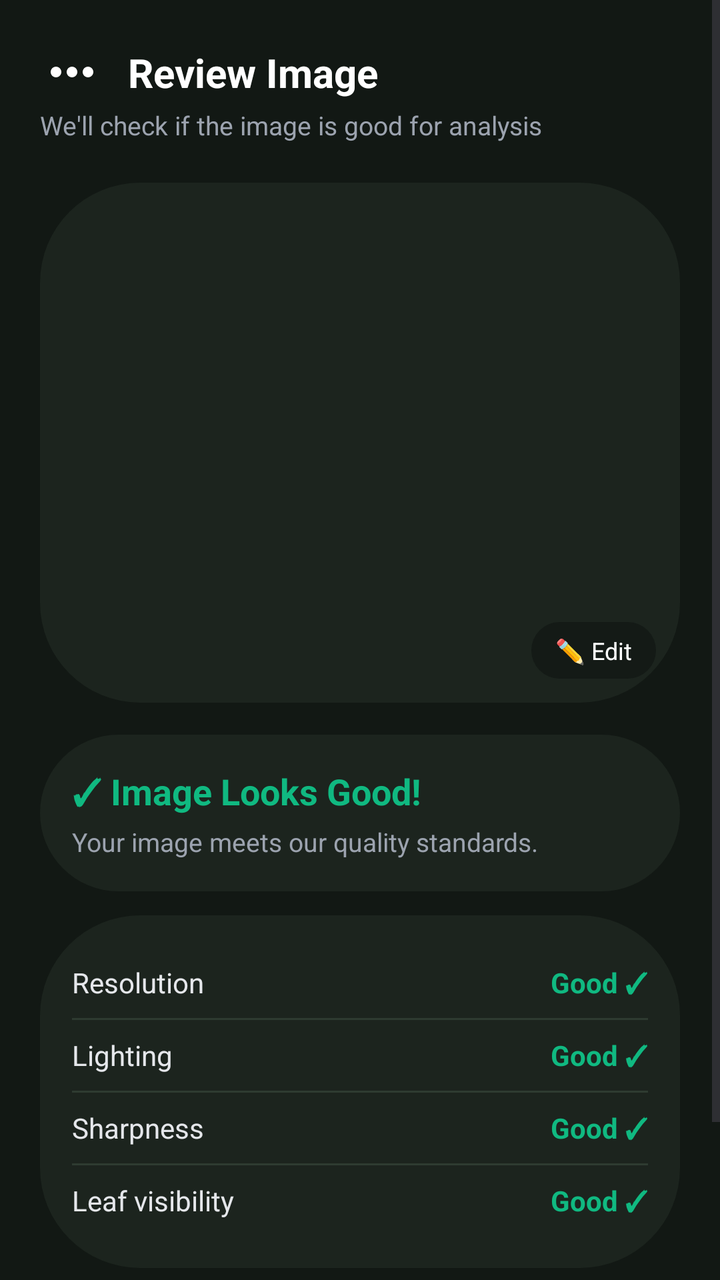
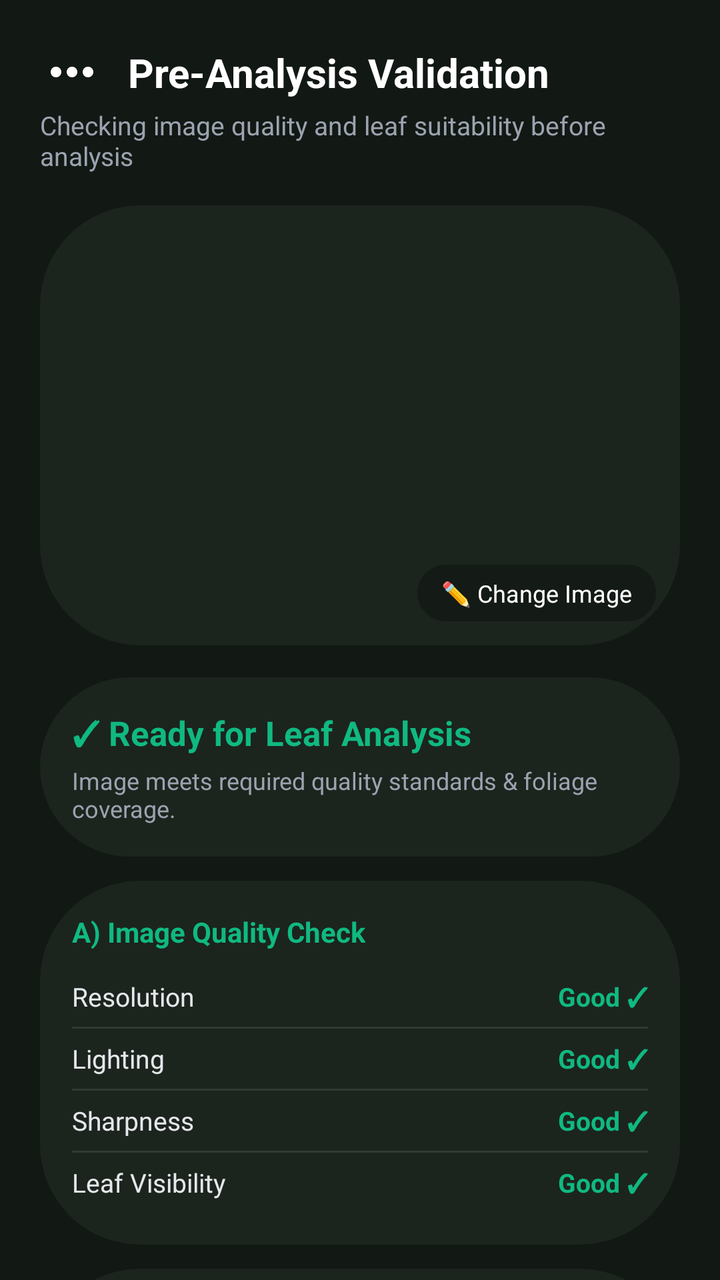

The first picture is an Android layout as it rendered before a commit; the second is the same layout after the commit. The layout source and the unified diff follow.
<!-- AndroidManifest.xml: application theme Theme.SmartAgriculture -->
<!-- res/layout/fragment_scan_quality.xml -->
<?xml version="1.0" encoding="utf-8"?>
<ScrollView xmlns:android="http://schemas.android.com/apk/res/android"
    xmlns:app="http://schemas.android.com/apk/res-auto"
    android:layout_width="match_parent"
    android:layout_height="match_parent"
    android:background="#121814"
    android:fillViewport="true">

    <androidx.constraintlayout.widget.ConstraintLayout
        android:layout_width="match_parent"
        android:layout_height="wrap_content"
        android:padding="20dp">

        
        <ImageView
            android:id="@+id/btnBack"
            android:layout_width="32dp"
            android:layout_height="32dp"
            android:src="@drawable/ic_more"
            app:layout_constraintStart_toStartOf="parent"
            app:layout_constraintTop_toTopOf="parent"
            app:tint="#FFFFFF" />

        <TextView
            android:id="@+id/tvTitle"
            android:layout_width="wrap_content"
            android:layout_height="wrap_content"
            android:layout_marginStart="12dp"
            android:text="Review Image"
            android:textColor="#FFFFFF"
            android:textSize="20sp"
            android:textStyle="bold"
            app:layout_constraintBottom_toBottomOf="@id/btnBack"
            app:layout_constraintStart_toEndOf="@id/btnBack"
            app:layout_constraintTop_toTopOf="@id/btnBack" />

        <TextView
            android:id="@+id/tvSubtitle"
            android:layout_width="wrap_content"
            android:layout_height="wrap_content"
            android:layout_marginTop="4dp"
            android:text="We'll check if the image is good for analysis"
            android:textColor="#9CA3AF"
            android:textSize="13sp"
            app:layout_constraintStart_toStartOf="parent"
            app:layout_constraintTop_toBottomOf="@id/tvTitle" />

        
        <FrameLayout
            android:id="@+id/imageCard"
            android:layout_width="0dp"
            android:layout_height="260dp"
            android:layout_marginTop="20dp"
            android:background="@drawable/rounded_button"
            android:backgroundTint="#1C241E"
            app:layout_constraintEnd_toEndOf="parent"
            app:layout_constraintStart_toStartOf="parent"
            app:layout_constraintTop_toBottomOf="@id/tvSubtitle">

            <ImageView
                android:id="@+id/ivCapturedLeaf"
                android:layout_width="match_parent"
                android:layout_height="match_parent"
                android:clipToOutline="true"
                android:scaleType="centerCrop" />

            
            <TextView
                android:id="@+id/btnEditImage"
                android:layout_width="wrap_content"
                android:layout_height="wrap_content"
                android:layout_gravity="bottom|end"
                android:layout_margin="12dp"
                android:background="@drawable/rounded_button"
                android:backgroundTint="#CC121814"
                android:paddingHorizontal="12dp"
                android:paddingVertical="6dp"
                android:text="✏️ Edit"
                android:textColor="#FFFFFF"
                android:textSize="12sp" />
        </FrameLayout>

        
        <LinearLayout
            android:id="@+id/cardHeaderStatus"
            android:layout_width="0dp"
            android:layout_height="wrap_content"
            android:layout_marginTop="16dp"
            android:background="@drawable/rounded_button"
            android:backgroundTint="#1C241E"
            android:orientation="vertical"
            android:padding="16dp"
            app:layout_constraintEnd_toEndOf="parent"
            app:layout_constraintStart_toStartOf="parent"
            app:layout_constraintTop_toBottomOf="@id/imageCard">

            <TextView
                android:id="@+id/tvStatusHeader"
                android:layout_width="wrap_content"
                android:layout_height="wrap_content"
                android:text="✓ Image Looks Good!"
                android:textColor="#10B981"
                android:textSize="18sp"
                android:textStyle="bold" />

            <TextView
                android:id="@+id/tvStatusSub"
                android:layout_width="wrap_content"
                android:layout_height="wrap_content"
                android:layout_marginTop="4dp"
                android:text="Your image meets our quality standards."
                android:textColor="#9CA3AF"
                android:textSize="13sp" />
        </LinearLayout>

        
        <LinearLayout
            android:id="@+id/cardQualityChecks"
            android:layout_width="0dp"
            android:layout_height="wrap_content"
            android:layout_marginTop="12dp"
            android:background="@drawable/rounded_button"
            android:backgroundTint="#1C241E"
            android:orientation="vertical"
            android:padding="16dp"
            app:layout_constraintEnd_toEndOf="parent"
            app:layout_constraintStart_toStartOf="parent"
            app:layout_constraintTop_toBottomOf="@id/cardHeaderStatus">

            
            <LinearLayout
                android:layout_width="match_parent"
                android:layout_height="wrap_content"
                android:gravity="center_vertical"
                android:orientation="horizontal"
                android:paddingVertical="8dp">

                <TextView
                    android:layout_width="0dp"
                    android:layout_height="wrap_content"
                    android:layout_weight="1"
                    android:text="Resolution"
                    android:textColor="#E5E7EB"
                    android:textSize="14sp" />

                <TextView
                    android:id="@+id/tvResolutionStatus"
                    android:layout_width="wrap_content"
                    android:layout_height="wrap_content"
                    android:text="Good ✓"
                    android:textColor="#10B981"
                    android:textSize="14sp"
                    android:textStyle="bold" />
            </LinearLayout>

            <View
                android:layout_width="match_parent"
                android:layout_height="1dp"
                android:background="#2E3B31" />

            
            <LinearLayout
                android:layout_width="match_parent"
                android:layout_height="wrap_content"
                android:gravity="center_vertical"
                android:orientation="horizontal"
                android:paddingVertical="8dp">

                <TextView
                    android:layout_width="0dp"
                    android:layout_height="wrap_content"
                    android:layout_weight="1"
                    android:text="Lighting"
                    android:textColor="#E5E7EB"
                    android:textSize="14sp" />

                <TextView
                    android:id="@+id/tvLightingStatus"
                    android:layout_width="wrap_content"
                    android:layout_height="wrap_content"
                    android:text="Good ✓"
                    android:textColor="#10B981"
                    android:textSize="14sp"
                    android:textStyle="bold" />
            </LinearLayout>

            <View
                android:layout_width="match_parent"
                android:layout_height="1dp"
                android:background="#2E3B31" />

            
            <LinearLayout
                android:layout_width="match_parent"
                android:layout_height="wrap_content"
                android:gravity="center_vertical"
                android:orientation="horizontal"
                android:paddingVertical="8dp">

                <TextView
                    android:layout_width="0dp"
                    android:layout_height="wrap_content"
                    android:layout_weight="1"
                    android:text="Sharpness"
                    android:textColor="#E5E7EB"
                    android:textSize="14sp" />

                <TextView
                    android:id="@+id/tvSharpnessStatus"
                    android:layout_width="wrap_content"
                    android:layout_height="wrap_content"
                    android:text="Good ✓"
                    android:textColor="#10B981"
                    android:textSize="14sp"
                    android:textStyle="bold" />
            </LinearLayout>

            <View
                android:layout_width="match_parent"
                android:layout_height="1dp"
                android:background="#2E3B31" />

            
            <LinearLayout
                android:layout_width="match_parent"
                android:layout_height="wrap_content"
                android:gravity="center_vertical"
                android:orientation="horizontal"
                android:paddingVertical="8dp">

                <TextView
                    android:layout_width="0dp"
                    android:layout_height="wrap_content"
                    android:layout_weight="1"
                    android:text="Leaf visibility"
                    android:textColor="#E5E7EB"
                    android:textSize="14sp" />

                <TextView
                    android:id="@+id/tvLeafVisibilityStatus"
                    android:layout_width="wrap_content"
                    android:layout_height="wrap_content"
                    android:text="Good ✓"
                    android:textColor="#10B981"
                    android:textSize="14sp"
                    android:textStyle="bold" />
            </LinearLayout>
        </LinearLayout>

        
        <Button
            android:id="@+id/btnAnalyzeLeaf"
            android:layout_width="0dp"
            android:layout_height="56dp"
            android:layout_marginTop="20dp"
            android:backgroundTint="#10B981"
            android:text="Analyze Leaf ➔"
            android:textColor="#FFFFFF"
            android:textSize="16sp"
            android:textStyle="bold"
            app:cornerRadius="12dp"
            app:layout_constraintEnd_toEndOf="parent"
            app:layout_constraintStart_toStartOf="parent"
            app:layout_constraintTop_toBottomOf="@id/cardQualityChecks" />

    </androidx.constraintlayout.widget.ConstraintLayout>
</ScrollView>
<!-- resources referenced by this layout -->
<resources>
  <!-- drawable ic_more (drawable) -->
  <vector xmlns:android="http://schemas.android.com/apk/res/android"
      android:width="24dp"
      android:height="24dp"
      android:viewportWidth="24.0"
      android:viewportHeight="24.0">
      <path
          android:fillColor="#FF000000"
          android:pathData="M6,10c-1.1,0 -2,0.9 -2,2s0.9,2 2,2 2,-0.9 2,-2 -0.9,-2 -2,-2zm12,0c-1.1,0 -2,0.9 -2,2s0.9,2 2,2 2,-0.9 2,-2 -0.9,-2 -2,-2zm-6,0c-1.1,0 -2,0.9 -2,2s0.9,2 2,2 2,-0.9 2,-2 -0.9,-2 -2,-2z"/>
  </vector>
  <!-- drawable rounded_button (drawable) -->
  <?xml version="1.0" encoding="utf-8"?>
  <shape xmlns:android="http://schemas.android.com/apk/res/android"
      android:shape="rectangle">
      <solid android:color="#FFFFFF"/>
      <corners android:radius="50dp"/>
  </shape>
  <style name="Theme.SmartAgriculture" parent="Base.Theme.SmartAgriculture" />
  <style name="Base.Theme.SmartAgriculture" parent="Theme.Material3.DayNight.NoActionBar">
          
          <item name="colorPrimary">@color/colorPrimary</item>
          <item name="colorPrimaryVariant">@color/colorPrimaryVariant</item>
          <item name="colorOnPrimary">@color/colorOnPrimary</item>
          
          
          <item name="colorSecondary">@color/colorSecondary</item>
          <item name="colorSecondaryVariant">@color/colorSecondaryVariant</item>
          <item name="colorOnSecondary">@color/colorOnSecondary</item>
          
          
          <item name="android:colorBackground">@color/colorBackground</item>
          <item name="colorSurface">@color/colorSurface</item>
          
          
          <item name="fontFamily">sans-serif</item>
      </style>
  <color name="colorPrimary">#2E7D32</color>
  <color name="colorPrimaryVariant">#1B5E20</color>
  <color name="colorOnPrimary">#FFFFFF</color>
  <color name="colorSecondary">#81C784</color>
  <color name="colorSecondaryVariant">#66BB6A</color>
  <color name="colorOnSecondary">#000000</color>
  <color name="colorBackground">#F5F5F5</color>
  <color name="colorSurface">#FFFFFF</color>
</resources>

<!-- the commit's change to res/layout/fragment_scan_quality.xml (unified diff, before → after) -->
@@ -1,5 +1,5 @@
 <?xml version="1.0" encoding="utf-8"?>
-<ScrollView xmlns:android="http://schemas.android.com/apk/res/android"
+<androidx.core.widget.NestedScrollView xmlns:android="http://schemas.android.com/apk/res/android"
     xmlns:app="http://schemas.android.com/apk/res-auto"
     android:layout_width="match_parent"
     android:layout_height="match_parent"
@@ -26,7 +26,7 @@
             android:layout_width="wrap_content"
             android:layout_height="wrap_content"
             android:layout_marginStart="12dp"
-            android:text="Review Image"
+            android:text="Pre-Analysis Validation"
             android:textColor="#FFFFFF"
             android:textSize="20sp"
             android:textStyle="bold"
@@ -39,7 +39,7 @@
             android:layout_width="wrap_content"
             android:layout_height="wrap_content"
             android:layout_marginTop="4dp"
-            android:text="We'll check if the image is good for analysis"
+            android:text="Checking image quality and leaf suitability before analysis"
             android:textColor="#9CA3AF"
             android:textSize="13sp"
             app:layout_constraintStart_toStartOf="parent"
@@ -49,8 +49,8 @@
         <FrameLayout
             android:id="@+id/imageCard"
             android:layout_width="0dp"
-            android:layout_height="260dp"
-            android:layout_marginTop="20dp"
+            android:layout_height="220dp"
+            android:layout_marginTop="16dp"
             android:background="@drawable/rounded_button"
             android:backgroundTint="#1C241E"
             app:layout_constraintEnd_toEndOf="parent"
@@ -75,7 +75,7 @@
                 android:backgroundTint="#CC121814"
                 android:paddingHorizontal="12dp"
                 android:paddingVertical="6dp"
-                android:text="✏️ Edit"
+                android:text="✏️ Change Image"
                 android:textColor="#FFFFFF"
                 android:textSize="12sp" />
         </FrameLayout>
@@ -98,9 +98,9 @@
                 android:id="@+id/tvStatusHeader"
                 android:layout_width="wrap_content"
                 android:layout_height="wrap_content"
-                android:text="✓ Image Looks Good!"
+                android:text="✓ Ready for Leaf Analysis"
                 android:textColor="#10B981"
-                android:textSize="18sp"
+                android:textSize="17sp"
                 android:textStyle="bold" />
 
             <TextView
@@ -108,9 +108,9 @@
                 android:layout_width="wrap_content"
                 android:layout_height="wrap_content"
                 android:layout_marginTop="4dp"
-                android:text="Your image meets our quality standards."
+                android:text="Image meets required quality standards &amp; foliage coverage."
                 android:textColor="#9CA3AF"
-                android:textSize="13sp" />
+                android:textSize="12sp" />
         </LinearLayout>
 
         
@@ -127,13 +127,22 @@
             app:layout_constraintStart_toStartOf="parent"
             app:layout_constraintTop_toBottomOf="@id/cardHeaderStatus">
 
-            
-            <LinearLayout
-                android:layout_width="match_parent"
-                android:layout_height="wrap_content"
-                android:gravity="center_vertical"
-                android:orientation="horizontal"
-                android:paddingVertical="8dp">
+            <TextView
+                android:layout_width="wrap_content"
+                android:layout_height="wrap_content"
+                android:text="A) Image Quality Check"
+                android:textColor="#10B981"
+                android:textSize="14sp"
+                android:textStyle="bold"
+                android:layout_marginBottom="8dp" />
+
+            
+            <LinearLayout
+                android:layout_width="match_parent"
+                android:layout_height="wrap_content"
+                android:gravity="center_vertical"
+                android:orientation="horizontal"
+                android:paddingVertical="6dp">
 
                 <TextView
                     android:layout_width="0dp"
@@ -141,7 +150,7 @@
                     android:layout_weight="1"
                     android:text="Resolution"
                     android:textColor="#E5E7EB"
-                    android:textSize="14sp" />
+                    android:textSize="13sp" />
 
                 <TextView
                     android:id="@+id/tvResolutionStatus"
@@ -149,7 +158,7 @@
                     android:layout_height="wrap_content"
                     android:text="Good ✓"
                     android:textColor="#10B981"
-                    android:textSize="14sp"
+                    android:textSize="13sp"
                     android:textStyle="bold" />
             </LinearLayout>
 
@@ -164,7 +173,7 @@
                 android:layout_height="wrap_content"
                 android:gravity="center_vertical"
                 android:orientation="horizontal"
-                android:paddingVertical="8dp">
+                android:paddingVertical="6dp">
 
                 <TextView
                     android:layout_width="0dp"
@@ -172,7 +181,7 @@
                     android:layout_weight="1"
                     android:text="Lighting"
                     android:textColor="#E5E7EB"
-                    android:textSize="14sp" />
+                    android:textSize="13sp" />
 
                 <TextView
                     android:id="@+id/tvLightingStatus"
@@ -180,7 +189,7 @@
                     android:layout_height="wrap_content"
                     android:text="Good ✓"
                     android:textColor="#10B981"
-                    android:textSize="14sp"
+                    android:textSize="13sp"
                     android:textStyle="bold" />
             </LinearLayout>
 
@@ -195,7 +204,7 @@
                 android:layout_height="wrap_content"
                 android:gravity="center_vertical"
                 android:orientation="horizontal"
-                android:paddingVertical="8dp">
+                android:paddingVertical="6dp">
 
                 <TextView
                     android:layout_width="0dp"
@@ -203,7 +212,7 @@
                     android:layout_weight="1"
                     android:text="Sharpness"
                     android:textColor="#E5E7EB"
-                    android:textSize="14sp" />
+                    android:textSize="13sp" />
 
                 <TextView
                     android:id="@+id/tvSharpnessStatus"
@@ -211,7 +220,7 @@
                     android:layout_height="wrap_content"
                     android:text="Good ✓"
                     android:textColor="#10B981"
-                    android:textSize="14sp"
+                    android:textSize="13sp"
                     android:textStyle="bold" />
             </LinearLayout>
 
@@ -226,15 +235,15 @@
                 android:layout_height="wrap_content"
                 android:gravity="center_vertical"
                 android:orientation="horizontal"
-                android:paddingVertical="8dp">
-
-                <TextView
-                    android:layout_width="0dp"
-                    android:layout_height="wrap_content"
-                    android:layout_weight="1"
-                    android:text="Leaf visibility"
-                    android:textColor="#E5E7EB"
-                    android:textSize="14sp" />
+                android:paddingVertical="6dp">
+
+                <TextView
+                    android:layout_width="0dp"
+                    android:layout_height="wrap_content"
+                    android:layout_weight="1"
+                    android:text="Leaf Visibility"
+                    android:textColor="#E5E7EB"
+                    android:textSize="13sp" />
 
                 <TextView
                     android:id="@+id/tvLeafVisibilityStatus"
@@ -242,26 +251,131 @@
                     android:layout_height="wrap_content"
                     android:text="Good ✓"
                     android:textColor="#10B981"
-                    android:textSize="14sp"
+                    android:textSize="13sp"
                     android:textStyle="bold" />
             </LinearLayout>
         </LinearLayout>
 
         
-        <Button
-            android:id="@+id/btnAnalyzeLeaf"
-            android:layout_width="0dp"
-            android:layout_height="56dp"
+        <LinearLayout
+            android:id="@+id/cardScannerCheck"
+            android:layout_width="0dp"
+            android:layout_height="wrap_content"
+            android:layout_marginTop="12dp"
+            android:background="@drawable/rounded_button"
+            android:backgroundTint="#1C241E"
+            android:orientation="vertical"
+            android:padding="16dp"
+            app:layout_constraintEnd_toEndOf="parent"
+            app:layout_constraintStart_toStartOf="parent"
+            app:layout_constraintTop_toBottomOf="@id/cardQualityChecks">
+
+            <TextView
+                android:layout_width="wrap_content"
+                android:layout_height="wrap_content"
+                android:text="B) Scanner Suitability Check"
+                android:textColor="#10B981"
+                android:textSize="14sp"
+                android:textStyle="bold"
+                android:layout_marginBottom="8dp" />
+
+            
+            <LinearLayout
+                android:layout_width="match_parent"
+                android:layout_height="wrap_content"
+                android:gravity="center_vertical"
+                android:orientation="horizontal"
+                android:paddingVertical="6dp">
+
+                <TextView
+                    android:layout_width="0dp"
+                    android:layout_height="wrap_content"
+                    android:layout_weight="1"
+                    android:text="Leaf / Crop Subject Detected"
+                    android:textColor="#E5E7EB"
+                    android:textSize="13sp" />
+
+                <TextView
+                    android:id="@+id/tvLeafDetectedStatus"
+                    android:layout_width="wrap_content"
+                    android:layout_height="wrap_content"
+                    android:text="Yes ✓"
+                    android:textColor="#10B981"
+                    android:textSize="13sp"
+                    android:textStyle="bold" />
+            </LinearLayout>
+
+            <View
+                android:layout_width="match_parent"
+                android:layout_height="1dp"
+                android:background="#2E3B31" />
+
+            
+            <LinearLayout
+                android:layout_width="match_parent"
+                android:layout_height="wrap_content"
+                android:gravity="center_vertical"
+                android:orientation="horizontal"
+                android:paddingVertical="6dp">
+
+                <TextView
+                    android:layout_width="0dp"
+                    android:layout_height="wrap_content"
+                    android:layout_weight="1"
+                    android:text="Foliage Coverage (Min Req: 20%)"
+                    android:textColor="#E5E7EB"
+                    android:textSize="13sp" />
+
+                <TextView
+                    android:id="@+id/tvFoliageCoverageStatus"
+                    android:layout_width="wrap_content"
+                    android:layout_height="wrap_content"
+                    android:text="48%"
+                    android:textColor="#10B981"
+                    android:textSize="13sp"
+                    android:textStyle="bold" />
+            </LinearLayout>
+
+        </LinearLayout>
+
+        
+        <LinearLayout
+            android:id="@+id/rowActionButtons"
+            android:layout_width="0dp"
+            android:layout_height="wrap_content"
             android:layout_marginTop="20dp"
-            android:backgroundTint="#10B981"
-            android:text="Analyze Leaf ➔"
-            android:textColor="#FFFFFF"
-            android:textSize="16sp"
-            android:textStyle="bold"
-            app:cornerRadius="12dp"
-            app:layout_constraintEnd_toEndOf="parent"
-            app:layout_constraintStart_toStartOf="parent"
-            app:layout_constraintTop_toBottomOf="@id/cardQualityChecks" />
+            android:orientation="vertical"
+            app:layout_constraintEnd_toEndOf="parent"
+            app:layout_constraintStart_toStartOf="parent"
+            app:layout_constraintTop_toBottomOf="@id/cardScannerCheck">
+
+            
+            <Button
+                android:id="@+id/btnAnalyzeLeaf"
+                android:layout_width="match_parent"
+                android:layout_height="54dp"
+                android:backgroundTint="#10B981"
+                android:text="ANALYZE LEAF ➔"
+                android:textColor="#FFFFFF"
+                android:textSize="15sp"
+                android:textStyle="bold"
+                app:cornerRadius="12dp" />
+
+            
+            <Button
+                android:id="@+id/btnRetakePhoto"
+                style="?attr/materialButtonOutlinedStyle"
+                android:layout_width="match_parent"
+                android:layout_height="54dp"
+                android:text="📷 RETAKE PHOTO"
+                android:textColor="#EF4444"
+                android:textSize="15sp"
+                android:textStyle="bold"
+                android:visibility="gone"
+                app:cornerRadius="12dp"
+                app:strokeColor="#EF4444"
+                app:strokeWidth="1.5dp" />
+        </LinearLayout>
 
     </androidx.constraintlayout.widget.ConstraintLayout>
-</ScrollView>
+</androidx.core.widget.NestedScrollView>
<!-- resource entries referenced after the edit -->
@@ -30,8 +30,11 @@
           <item name="colorOnSecondary">@color/colorOnSecondary</item>
           
           
-          <item name="android:colorBackground">@color/colorBackground</item>
-          <item name="colorSurface">@color/colorSurface</item>
+          <item name="android:colorBackground">#121814</item>
+          <item name="colorSurface">#1C241E</item>
+          <item name="colorSurfaceVariant">#242E27</item>
+          <item name="colorOnSurface">#FFFFFF</item>
+          <item name="colorOnSurfaceVariant">#9CA3AF</item>
           
           
           <item name="fontFamily">sans-serif</item>
@@ -42,7 +45,5 @@
   <color name="colorSecondary">#81C784</color>
   <color name="colorSecondaryVariant">#66BB6A</color>
   <color name="colorOnSecondary">#000000</color>
-  <color name="colorBackground">#F5F5F5</color>
-  <color name="colorSurface">#FFFFFF</color>
 </resources>
 
